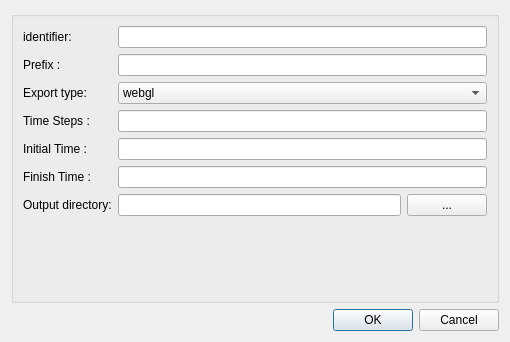
The window that mapclientplugins/argonsceneexporterstep/qt/configuredialog.ui (mapclient-plugins/mapclientplugins.argonsceneexporterstep) describes before a commit, drawn with Qt 5.
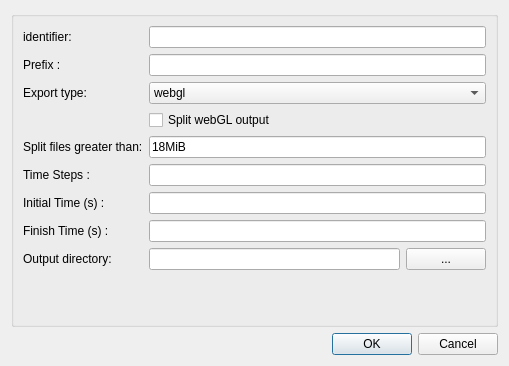
The same window after the commit.

Commit message: Add ability to convert size string to bytes for split file number.

```diff
--- a/mapclientplugins/argonsceneexporterstep/qt/configuredialog.ui
+++ b/mapclientplugins/argonsceneexporterstep/qt/configuredialog.ui
@@ -6,8 +6,8 @@
    <rect>
     <x>0</x>
     <y>0</y>
-    <width>510</width>
-    <height>342</height>
+    <width>509</width>
+    <height>366</height>
    </rect>
   </property>
   <property name="windowTitle">
@@ -40,44 +40,44 @@
       <item row="1" column="1">
        <widget class="QLineEdit" name="prefix_lineEdit"/>
       </item>
-      <item row="3" column="0">
+      <item row="5" column="0">
        <widget class="QLabel" name="label_4">
         <property name="text">
          <string>Time Steps : </string>
         </property>
        </widget>
       </item>
-      <item row="3" column="1">
+      <item row="5" column="1">
        <widget class="QLineEdit" name="timeSteps_lineEdit"/>
       </item>
-      <item row="4" column="0">
+      <item row="6" column="0">
        <widget class="QLabel" name="label">
         <property name="text">
-         <string>Initial Time : </string>
+         <string>Initial Time (s) : </string>
         </property>
        </widget>
       </item>
-      <item row="4" column="1">
+      <item row="6" column="1">
        <widget class="QLineEdit" name="initialTime_lineEdit"/>
       </item>
-      <item row="5" column="0">
+      <item row="7" column="0">
        <widget class="QLabel" name="label_2">
         <property name="text">
-         <string>Finish Time : </string>
+         <string>Finish Time (s) : </string>
         </property>
        </widget>
       </item>
-      <item row="5" column="1">
+      <item row="7" column="1">
        <widget class="QLineEdit" name="finishTime_lineEdit"/>
       </item>
-      <item row="6" column="0">
+      <item row="8" column="0">
        <widget class="QLabel" name="label1">
         <property name="text">
          <string>Output directory:</string>
         </property>
        </widget>
       </item>
-      <item row="6" column="1">
+      <item row="8" column="1">
        <layout class="QHBoxLayout" name="horizontalLayout">
         <item>
          <widget class="QLineEdit" name="lineEditOutputDirectory"/>
@@ -115,6 +115,27 @@
         </item>
        </widget>
       </item>
+      <item row="4" column="0">
+       <widget class="QLabel" name="label_6">
+        <property name="text">
+         <string>Split files greater than:</string>
+        </property>
+       </widget>
+      </item>
+      <item row="4" column="1">
+       <widget class="QLineEdit" name="splitMaxSize_lineEdit">
+        <property name="text">
+         <string>18MiB</string>
+        </property>
+       </widget>
+      </item>
+      <item row="3" column="1">
+       <widget class="QCheckBox" name="checkBoxSplitWebGLOutput">
+        <property name="text">
+         <string>Split webGL output</string>
+        </property>
+       </widget>
+      </item>
      </layout>
     </widget>
    </item>
```
The commit also changes 4 other files.
